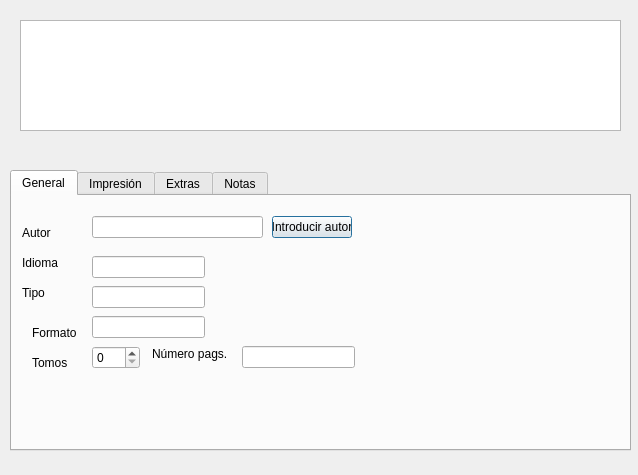
Above: dlgnuevaobra.ui from rogorido/qtpredicadores before the change. Below: the same form after it.
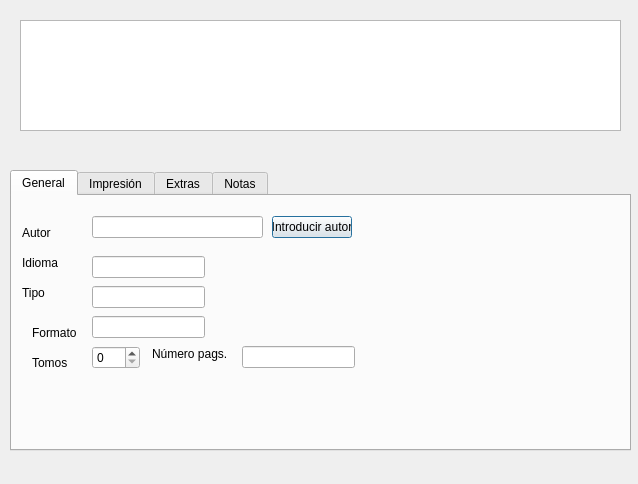
That is the form after the change.

Diff of the .ui file:
```diff
--- a/dlgnuevaobra.ui
+++ b/dlgnuevaobra.ui
@@ -7,7 +7,7 @@
     <x>0</x>
     <y>0</y>
     <width>638</width>
-    <height>475</height>
+    <height>484</height>
    </rect>
   </property>
   <property name="windowTitle">
```
